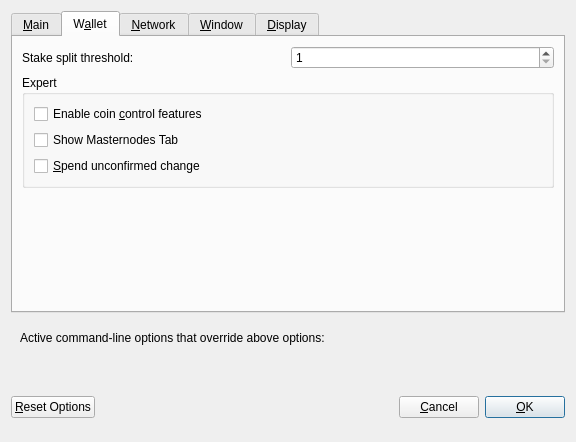
Qt form src/qt/forms/optionsdialog.ui (curiumofficial/curium) before a commit.
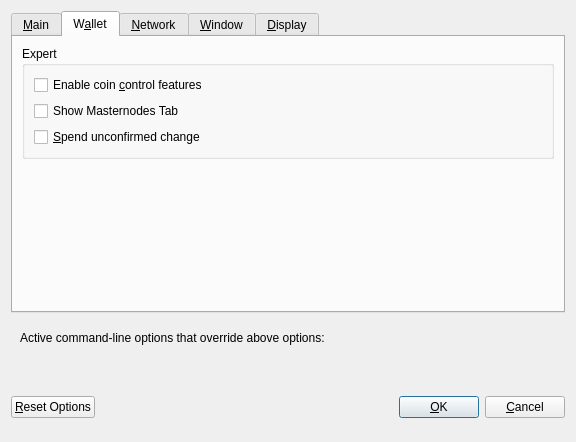
The same form after that commit. The open tabs and pages were chosen to show the change. Custom widgets are drawn as their Qt base class.

Diff of the .ui file:
```diff
--- a/src/qt/forms/optionsdialog.ui
+++ b/src/qt/forms/optionsdialog.ui
@@ -216,27 +216,6 @@
        <string>W&amp;allet</string>
       </attribute>
       <layout class="QVBoxLayout" name="verticalLayout_Wallet">
-       <item>
-        <layout class="QHBoxLayout" name="horizontalLayout_2_Wallet">
-         <item>
-          <widget class="QLabel" name="labelStakeSplitThresholdText">
-           <property name="text">
-            <string>Stake split threshold:</string>
-           </property>
-          </widget>
-         </item>
-         <item>
-          <widget class="QSpinBox" name="spinBoxStakeSplitThreshold">
-           <property name="minimum">
-            <number>1</number>
-           </property>
-           <property name="maximum">
-            <number>999999</number>
-           </property>
-          </widget>
-         </item>
-        </layout>
-       </item>
        <item>
         <widget class="QGroupBox" name="groupBox">
          <property name="title">
@@ -745,16 +724,6 @@
        </property>
       </spacer>
      </item>
-     <item>
-      <widget class="QPushButton" name="cancelButton">
-       <property name="text">
-        <string>&amp;Cancel</string>
-       </property>
-       <property name="autoDefault">
-        <bool>false</bool>
-       </property>
-      </widget>
-     </item>
      <item>
       <widget class="QPushButton" name="okButton">
        <property name="text">
@@ -768,6 +737,16 @@
        </property>
       </widget>
      </item>
+     <item>
+      <widget class="QPushButton" name="cancelButton">
+       <property name="text">
+        <string>&amp;Cancel</string>
+       </property>
+       <property name="autoDefault">
+        <bool>false</bool>
+       </property>
+      </widget>
+     </item>
     </layout>
    </item>
   </layout>
```
Left out of the diff: 30 changed lines with no effect on the pictures.
